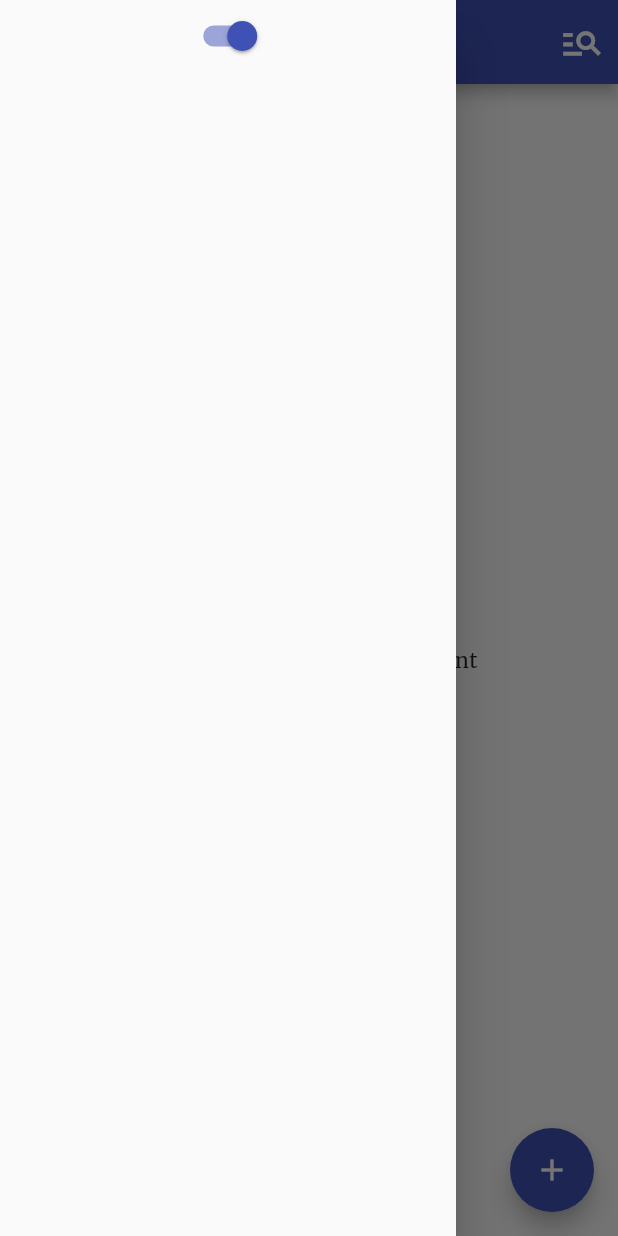
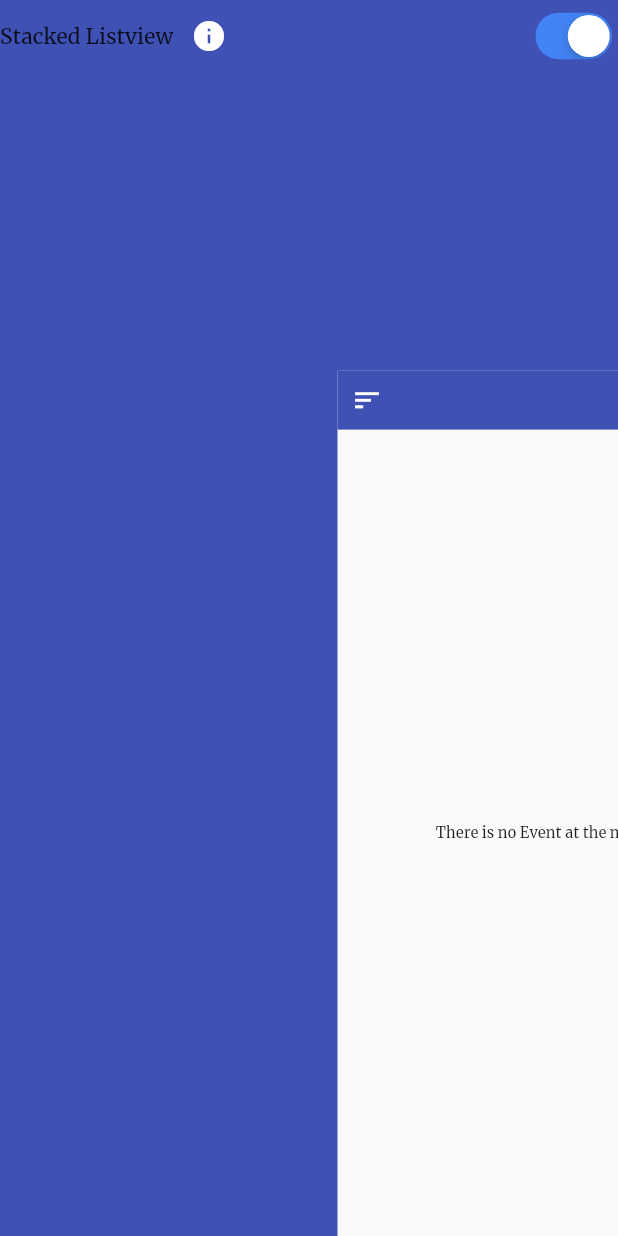
Before and after one commit to resulcay/scheduler, a Flutter app: the HomeScreen screen opened by its route, after a tap on the "sort" icon, on a phone screen of 412 x 824 dp. Run offline on Flutter 3.47's test engine with Material 2 defaults, Android fonts, the phone set to English and light mode, and no system bars; our stand-ins replace flutter_colorpicker, flutter_datetime_picker, flutter_local_notifications, hive, hive_flutter, quickalert and 2 more; accounts and stored records are empty.

Commit message:
drawer animation added

```diff
--- /dev/null
+++ b/lib/components/custom_drawer.dart
@@ -0,0 +1,60 @@
+import 'package:flutter/cupertino.dart';
+import 'package:flutter/material.dart';
+import 'package:provider/provider.dart';
+import 'package:quickalert/quickalert.dart';
+import 'package:scheduler/constants/constant_colors.dart';
+
+import '../providers/list_type_provider.dart';
+
+class CustomDrawer extends StatelessWidget {
+  const CustomDrawer({
+    Key? key,
+  }) : super(key: key);
+
+  @override
+  Widget build(BuildContext context) {
+    return Material(
+      color: Colors.indigo,
+      child: SafeArea(
+        child: Theme(
+          data: ThemeData(brightness: Brightness.dark),
+          child: ListView(
+            children: [
+              Row(
+                crossAxisAlignment: CrossAxisAlignment.center,
+                children: [
+                  Row(
+                    children: [
+                      const Text('Stacked Listview'),
+                      IconButton(
+                        splashRadius: 18,
+                        onPressed: () {
+                          QuickAlert.show(
+                              title: 'Warning',
+                              text:
+                                  'Enabling Stacked listview can cause performance issues. In case of facing any problem please disable it.',
+                              context: context,
+                              type: QuickAlertType.info);
+                        },
+                        icon: const Icon(Icons.info),
+                      ),
+                    ],
+                  ),
+                  const Spacer(),
+                  CupertinoSwitch(
+                    activeColor: ConstantColor.normalBlue,
+                    value: Provider.of<ListTypeProvider>(context).switchValue,
+                    onChanged: (value) {
+                      Provider.of<ListTypeProvider>(context, listen: false)
+                          .changeSwitch(value);
+                    },
+                  ),
+                ],
+              ),
+            ],
+          ),
+        ),
+      ),
+    );
+  }
+}
--- a/lib/constants/constant_colors.dart
+++ b/lib/constants/constant_colors.dart
@@ -10,4 +10,5 @@ class ConstantColor {
   static const darkBrown = Color(0xFF914C65);
   static const darkenYellow = Color(0xFF926825);
   static const normalYellow = Color(0xFFC89345);
+  static const normalBlue = Color(0xFF4284f5);
 }
--- a/lib/screens/home_screen.dart
+++ b/lib/screens/home_screen.dart
@@ -9,6 +9,7 @@ import 'package:scheduler/providers/list_type_provider.dart';
 import 'package:scheduler/screens/create_event_screen.dart';
 import 'package:stacked_card_carousel/stacked_card_carousel.dart';
 
+import '../components/custom_drawer.dart';
 import '../components/event_card.dart';
 
 class HomeScreen extends StatefulWidget {
@@ -18,32 +19,164 @@ class HomeScreen extends StatefulWidget {
   State<HomeScreen> createState() => _HomeScreenState();
 }
 
-class _HomeScreenState extends State<HomeScreen> {
+class _HomeScreenState extends State<HomeScreen>
+    with SingleTickerProviderStateMixin {
   var scaffoldKey = GlobalKey<ScaffoldState>();
+  late AnimationController _animationController;
+
+  static const Duration toggleDuration = Duration(milliseconds: 250);
+  static const double maxSlide = 225;
+  static const double minDragStartEdge = 60;
+  static const double maxDragStartEdge = maxSlide - 16;
+
+  bool _canBeDragged = false;
+
+  @override
+  void initState() {
+    _animationController = AnimationController(
+      vsync: this,
+      duration: _HomeScreenState.toggleDuration,
+    );
+    super.initState();
+  }
+
+  void close() => _animationController.reverse();
+
+  void open() => _animationController.forward();
+
+  void toggleDrawer() => _animationController.isCompleted ? close() : open();
+
+  @override
+  void dispose() {
+    _animationController.dispose();
+    super.dispose();
+  }
+
   @override
   Widget build(BuildContext context) {
     context.watch<EventProvider>().getAllEvents();
 
-    return Consumer<EventProvider>(
+    return WillPopScope(
+      onWillPop: () async {
+        if (_animationController.isCompleted) {
+          close();
+          return false;
+        }
+        return true;
+      },
+      child: GestureDetector(
+        onHorizontalDragStart: _onDragStart,
+        onHorizontalDragUpdate: _onDragUpdate,
+        onHorizontalDragEnd: _onDragEnd,
+        onTap: toggle,
+        child: AnimatedBuilder(
+          animation: _animationController,
+          builder: (context, child) {
+            double animValue = _animationController.value;
+            final slideAmount = maxSlide * animValue;
+            final contentScale = 1.0 - (0.3 * animValue);
+            return Stack(
+              children: [
+                const CustomDrawer(),
+                Transform(
+                  transform: Matrix4.identity()
+                    ..translate(slideAmount)
+                    ..scale(contentScale),
+                  alignment: Alignment.bottomLeft,
+                  child: Consumer<EventProvider>(
                     builder: (context, model, child) {
                       return Scaffold(
                         key: scaffoldKey,
-          drawer: Drawer(
-              child: ListView(
-            children: [
-              Switch(
-                value: Provider.of<ListTypeProvider>(context).switchValue,
-                onChanged: (value) {
-                  Provider.of<ListTypeProvider>(context, listen: false)
-                      .changeSwitch(value);
+                        appBar: _customAppBar(),
+                        floatingActionButton: FloatingActionButton(
+                          onPressed: () async {
+                            Provider.of<ColorProvider>(context, listen: false)
+                                .changeColor(randomColor());
+                            Navigator.push(
+                                context,
+                                MaterialPageRoute(
+                                    builder: (context) =>
+                                        const CreateEventScreen()));
+                          },
+                          child: const Icon(Icons.add),
+                        ),
+                        body: model.items.isEmpty
+                            ? const Center(
+                                child: Text("There is no Event at the moment"))
+                            : Provider.of<ListTypeProvider>(context).switchValue
+                                ? Padding(
+                                    padding: context.paddingLow,
+                                    child: StackedCardCarousel(
+                                        initialOffset: 0,
+                                        spaceBetweenItems: 190,
+                                        items: List.generate(model.items.length,
+                                            (index) {
+                                          List<String> values =
+                                              _cardConfiguration(model, index);
+                                          return GestureDetector(
+                                            onTap: () {
+                                              print(model
+                                                  .items[index].eventTitle);
+                                            },
+                                            child: EventCard(
+                                              title:
+                                                  model.items[index].eventTitle,
+                                              description: model.items[index]
+                                                      .eventDescription!.isEmpty
+                                                  ? "No Description"
+                                                  : model.items[index]
+                                                      .eventDescription
+                                                      .toString(),
+                                              date:
+                                                  '${values[0]} - ${values[1]}',
+                                              color:
+                                                  Color(int.parse(values[2])),
+                                            ),
+                                          );
+                                        })),
+                                  )
+                                : ListView.builder(
+                                    padding: context.paddingLow,
+                                    itemCount: model.items.length,
+                                    itemBuilder: (context, index) {
+                                      List<String> values =
+                                          _cardConfiguration(model, index);
+                                      return GestureDetector(
+                                        onTap: () {
+                                          print(model.items[index].eventTitle);
+                                        },
+                                        child: EventCard(
+                                          title: model.items[index].eventTitle,
+                                          description: model.items[index]
+                                                  .eventDescription!.isEmpty
+                                              ? "No Description"
+                                              : model
+                                                  .items[index].eventDescription
+                                                  .toString(),
+                                          date: '${values[0]} - ${values[1]}',
+                                          color: Color(int.parse(values[2])),
+                                        ),
+                                      );
                                     },
                                   ),
+                      );
+                    },
+                  ),
+                ),
               ],
-          )),
-          appBar: AppBar(
+            );
+          },
+        ),
+      ),
+    );
+  }
+
+  AppBar _customAppBar() {
+    return AppBar(
+      elevation: 0,
       leading: IconButton(
         onPressed: () {
-                scaffoldKey.currentState?.openDrawer();
+          toggleDrawer();
         },
         splashRadius: 24,
         icon: const Icon(Icons.sort, size: 30),
@@ -55,59 +188,6 @@ class _HomeScreenState extends State<HomeScreen> {
           icon: const Icon(Icons.manage_search, size: 30),
         )
       ],
-          ),
-          floatingActionButton: FloatingActionButton(
-            onPressed: () async {
-              Provider.of<ColorProvider>(context, listen: false)
-                  .changeColor(randomColor());
-              Navigator.push(
-                  context,
-                  MaterialPageRoute(
-                      builder: (context) => const CreateEventScreen()));
-            },
-            child: const Icon(Icons.add),
-          ),
-          body: model.items.isEmpty
-              ? const Center(child: Text("There is no Event at the moment"))
-              : Provider.of<ListTypeProvider>(context).switchValue
-                  ? Padding(
-                      padding: context.paddingLow,
-                      child: StackedCardCarousel(
-                          initialOffset: 0,
-                          spaceBetweenItems: 190,
-                          items: List.generate(model.items.length, (index) {
-                            List<String> values =
-                                _cardConfiguration(model, index);
-                            return EventCard(
-                              title: model.items[index].eventTitle,
-                              description:
-                                  model.items[index].eventDescription!.isEmpty
-                                      ? "No Description"
-                                      : model.items[index].eventDescription
-                                          .toString(),
-                              date: '${values[0]} - ${values[1]}',
-                              color: Color(int.parse(values[2])),
-                            );
-                          })),
-                    )
-                  : ListView.builder(
-                      padding: context.paddingLow,
-                      itemCount: model.items.length,
-                      itemBuilder: (context, index) {
-                        List<String> values = _cardConfiguration(model, index);
-                        return EventCard(
-                          title: model.items[index].eventTitle,
-                          description: model
-                                  .items[index].eventDescription!.isEmpty
-                              ? "No Description"
-                              : model.items[index].eventDescription.toString(),
-                          date: '${values[0]} - ${values[1]}',
-                          color: Color(int.parse(values[2])),
-                        );
-                      },
-                    ),
-        );
-      },
     );
   }
 
@@ -135,4 +215,42 @@ class _HomeScreenState extends State<HomeScreen> {
 
     return value;
   }
+
+  void toggle() => _animationController.isDismissed
+      ? _animationController.forward()
+      : _animationController.reverse();
+
+  void _onDragStart(DragStartDetails details) {
+    bool isDragOpenFromLeft = _animationController.isDismissed &&
+        details.globalPosition.dx < minDragStartEdge;
+    bool isDragCloseFromRight = _animationController.isCompleted &&
+        details.globalPosition.dx > maxDragStartEdge;
+
+    _canBeDragged = isDragOpenFromLeft || isDragCloseFromRight;
   }
+
+  void _onDragUpdate(DragUpdateDetails details) {
+    if (_canBeDragged) {
+      double delta = details.primaryDelta! / maxSlide;
+      _animationController.value += delta;
+    }
+  }
+
+  void _onDragEnd(DragEndDetails details) {
+    double kMinFlingVelocity = 365.0;
+
+    if (_animationController.isDismissed || _animationController.isCompleted) {
+      return;
+    }
+    if (details.velocity.pixelsPerSecond.dx.abs() >= kMinFlingVelocity) {
+      double visualVelocity = details.velocity.pixelsPerSecond.dx /
+          MediaQuery.of(context).size.width;
+
+      _animationController.fling(velocity: visualVelocity);
+    } else if (_animationController.value < 0.5) {
+      close();
+    } else {
+      open();
+    }
+  }
+}
```
Lines whose indentation alone changed are shown as unchanged.
